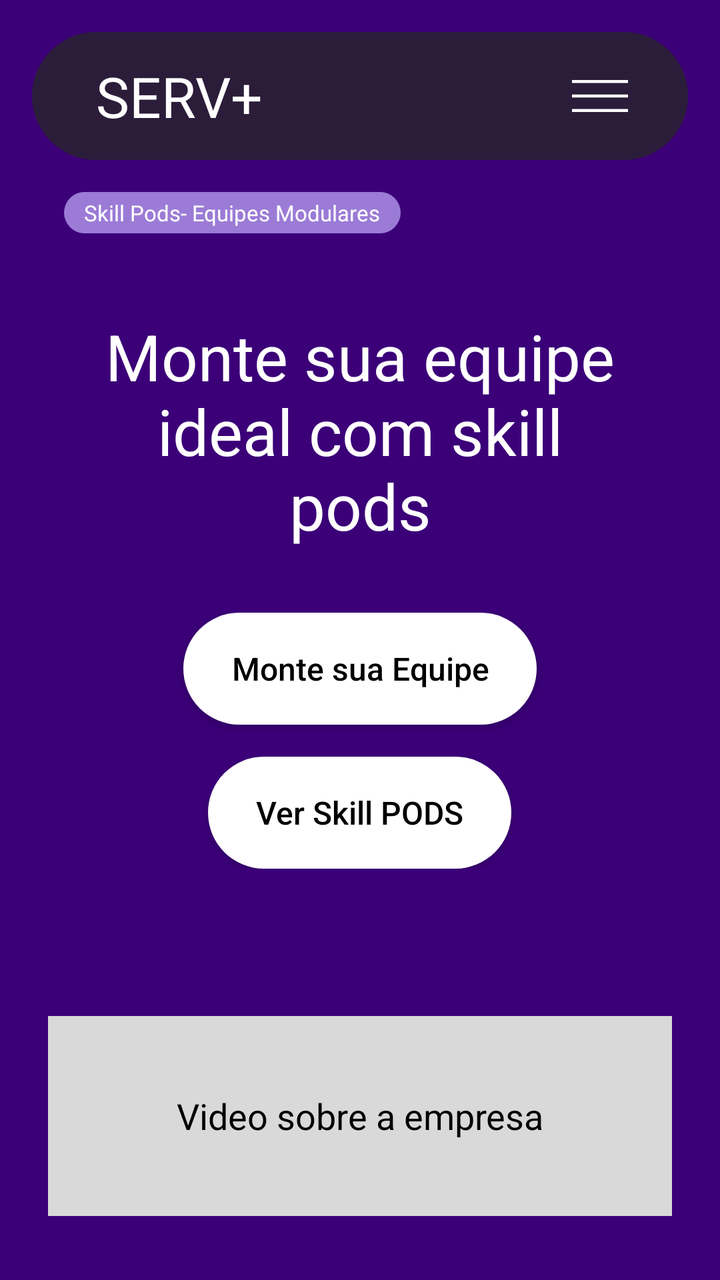
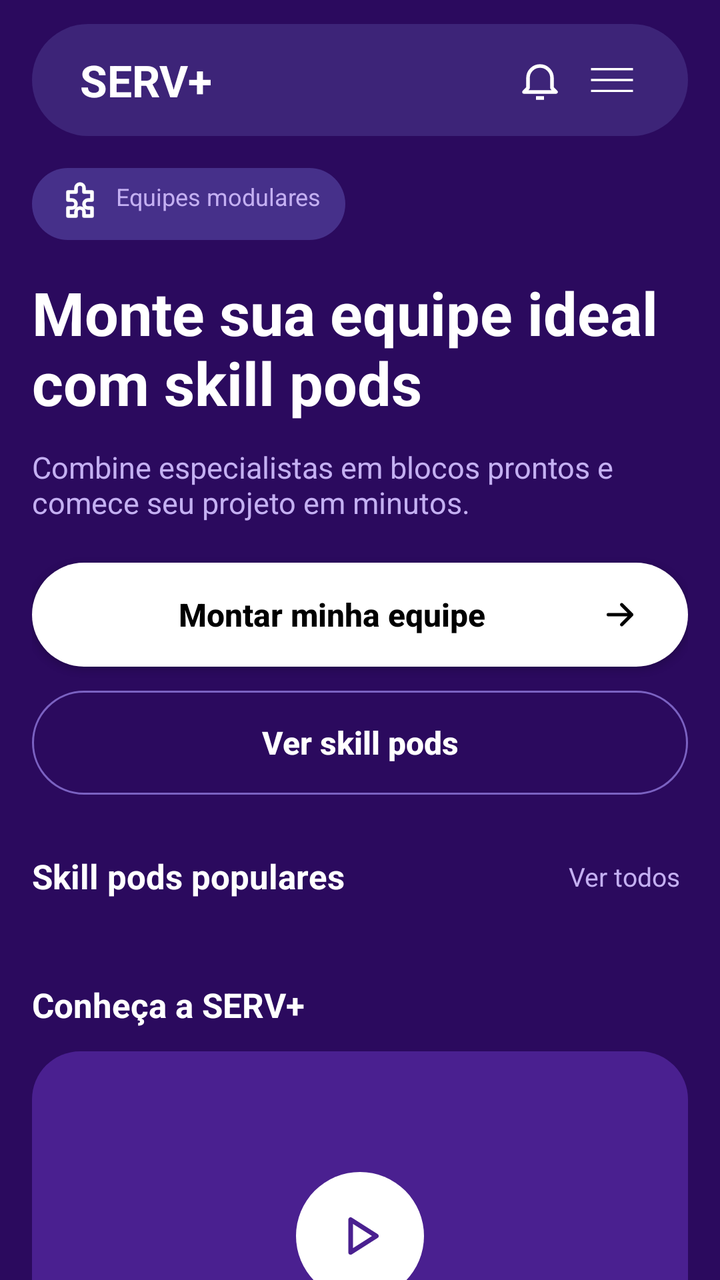

Compare the two renders of this Android layout. The source of the first and the diff that turns it into the second are given below.
<!-- AndroidManifest.xml: application theme Theme.PiMobile -->
<!-- res/layout/activity_home.xml -->
<?xml version="1.0" encoding="utf-8"?>
<androidx.constraintlayout.widget.ConstraintLayout
    xmlns:android="http://schemas.android.com/apk/res/android"
    xmlns:app="http://schemas.android.com/apk/res-auto"
    android:layout_width="match_parent"
    android:layout_height="match_parent"
    android:background="@color/fundo_escuro"
    android:padding="16dp">

    
    <androidx.constraintlayout.widget.ConstraintLayout
        android:id="@+id/barraTopo"
        android:layout_width="0dp"
        android:layout_height="64dp"
        android:background="@drawable/bg_barra_topo"
        android:paddingStart="32dp"
        android:paddingEnd="24dp"
        app:layout_constraintEnd_toEndOf="parent"
        app:layout_constraintStart_toStartOf="parent"
        app:layout_constraintTop_toTopOf="parent">

        <TextView
            android:layout_width="wrap_content"
            android:layout_height="wrap_content"
            android:text="SERV+"
            android:textColor="@color/branco"
            android:textSize="28sp"
            app:layout_constraintBottom_toBottomOf="parent"
            app:layout_constraintStart_toStartOf="parent"
            app:layout_constraintTop_toTopOf="parent" />

        <ImageView
            android:id="@+id/btnMenu"
            android:layout_width="40dp"
            android:layout_height="40dp"
            android:padding="4dp"
            android:src="@drawable/ic_menu"
            android:contentDescription="Menu"
            app:layout_constraintBottom_toBottomOf="parent"
            app:layout_constraintEnd_toEndOf="parent"
            app:layout_constraintTop_toTopOf="parent" />
    </androidx.constraintlayout.widget.ConstraintLayout>

    
    <TextView
        android:id="@+id/tagSkillPods"
        android:layout_width="wrap_content"
        android:layout_height="wrap_content"
        android:layout_marginStart="16dp"
        android:layout_marginTop="16dp"
        android:background="@drawable/bg_tag"
        android:paddingHorizontal="10dp"
        android:paddingVertical="3dp"
        android:text="Skill Pods- Equipes Modulares"
        android:textColor="@color/branco"
        android:textSize="11sp"
        app:layout_constraintStart_toStartOf="parent"
        app:layout_constraintTop_toBottomOf="@id/barraTopo" />

    
    <TextView
        android:id="@+id/txtTitulo"
        android:layout_width="0dp"
        android:layout_height="wrap_content"
        android:layout_marginStart="24dp"
        android:layout_marginTop="40dp"
        android:layout_marginEnd="24dp"
        android:gravity="center"
        android:text="Monte sua equipe ideal com skill pods"
        android:textColor="@color/branco"
        android:textSize="32sp"
        app:layout_constraintEnd_toEndOf="parent"
        app:layout_constraintStart_toStartOf="parent"
        app:layout_constraintTop_toBottomOf="@id/tagSkillPods" />

    
    <LinearLayout
        android:layout_width="0dp"
        android:layout_height="wrap_content"
        android:layout_marginTop="32dp"
        android:gravity="center_horizontal"
        android:orientation="vertical"
        app:layout_constraintEnd_toEndOf="parent"
        app:layout_constraintStart_toStartOf="parent"
        app:layout_constraintTop_toBottomOf="@id/txtTitulo">

        <androidx.appcompat.widget.AppCompatButton
            android:id="@+id/btnMonteEquipe"
            android:layout_width="wrap_content"
            android:layout_height="56dp"
            android:background="@drawable/bg_botao_branco"
            android:minWidth="170dp"
            android:paddingHorizontal="24dp"
            android:text="Monte sua Equipe"
            android:textAllCaps="false"
            android:textColor="@color/preto"
            android:textSize="16sp" />

        <androidx.appcompat.widget.AppCompatButton
            android:id="@+id/btnVerSkillPods"
            android:layout_width="wrap_content"
            android:layout_height="56dp"
            android:layout_marginTop="16dp"
            android:background="@drawable/bg_botao_branco"
            android:minWidth="135dp"
            android:paddingHorizontal="24dp"
            android:text="Ver Skill PODS"
            android:textAllCaps="false"
            android:textColor="@color/preto"
            android:textSize="16sp" />
    </LinearLayout>

    
    <FrameLayout
        android:id="@+id/containerVideo"
        android:layout_width="0dp"
        android:layout_height="100dp"
        android:layout_marginStart="8dp"
        android:layout_marginEnd="8dp"
        android:layout_marginBottom="16dp"
        android:background="@drawable/bg_video"
        app:layout_constraintBottom_toBottomOf="parent"
        app:layout_constraintEnd_toEndOf="parent"
        app:layout_constraintStart_toStartOf="parent">

        <TextView
            android:layout_width="wrap_content"
            android:layout_height="wrap_content"
            android:layout_gravity="center"
            android:text="Video sobre a empresa"
            android:textColor="@color/preto"
            android:textSize="18sp" />
    </FrameLayout>

</androidx.constraintlayout.widget.ConstraintLayout>
<!-- resources referenced by this layout -->
<resources>
  <color name="branco">#FFFFFF</color>
  <color name="fundo_escuro">#3B0078</color>
  <color name="preto">#000000</color>
  <!-- drawable bg_barra_topo (drawable) -->
  <?xml version="1.0" encoding="utf-8"?>
  <shape xmlns:android="http://schemas.android.com/apk/res/android">
      <solid android:color="@color/barra_topo" />
      <corners android:radius="40dp" />
  </shape>
  <!-- drawable bg_tag (drawable) -->
  <?xml version="1.0" encoding="utf-8"?>
  <shape xmlns:android="http://schemas.android.com/apk/res/android">
      <solid android:color="@color/roxo_tag" />
      <corners android:radius="50dp" />
  </shape>
  <!-- drawable bg_video (drawable) -->
  <?xml version="1.0" encoding="utf-8"?>
  <shape xmlns:android="http://schemas.android.com/apk/res/android">
      <solid android:color="@color/cinza_video" />
  </shape>
  <color name="roxo_tag">#9B7BD6</color>
  <color name="cinza_video">#D9D9D9</color>
  <!-- unchanged entries left out for length: 5 -->
</resources>

<!-- the commit's change to res/layout/activity_home.xml (unified diff, before → after) -->
@@ -1,135 +1,337 @@
 <?xml version="1.0" encoding="utf-8"?>
-<androidx.constraintlayout.widget.ConstraintLayout
+<androidx.drawerlayout.widget.DrawerLayout
     xmlns:android="http://schemas.android.com/apk/res/android"
     xmlns:app="http://schemas.android.com/apk/res-auto"
+    android:id="@+id/drawerLayout"
+    android:layout_width="match_parent"
+    android:layout_height="match_parent">
+
+    <androidx.constraintlayout.widget.ConstraintLayout
+        android:id="@+id/conteudoPrincipal"
+        android:layout_width="match_parent"
+        android:layout_height="match_parent"
+        android:background="@color/home_fundo">
+
+        
+        <LinearLayout
+            android:id="@+id/barraTopo"
+            android:layout_width="0dp"
+            android:layout_height="56dp"
+            android:layout_marginStart="16dp"
+            android:layout_marginTop="12dp"
+            android:layout_marginEnd="16dp"
+            android:background="@drawable/bg_barra_home"
+            android:gravity="center_vertical"
+            android:orientation="horizontal"
+            android:paddingStart="24dp"
+            android:paddingEnd="20dp"
+            app:layout_constraintEnd_toEndOf="parent"
+            app:layout_constraintStart_toStartOf="parent"
+            app:layout_constraintTop_toTopOf="parent">
+
+            <TextView
+                android:layout_width="0dp"
+                android:layout_height="wrap_content"
+                android:layout_weight="1"
+                android:text="SERV+"
+                android:textColor="@color/branco"
+                android:textSize="22sp"
+                android:textStyle="bold" />
+
+            <ImageView
+                android:id="@+id/btnNotificacoes"
+                android:layout_width="36dp"
+                android:layout_height="36dp"
+                android:contentDescription="Notificações"
+                android:padding="6dp"
+                android:src="@drawable/ic_bell" />
+
+            <ImageView
+                android:id="@+id/btnMenu"
+                android:layout_width="36dp"
+                android:layout_height="36dp"
+                android:contentDescription="Menu"
+                android:padding="6dp"
+                android:src="@drawable/ic_menu" />
+        </LinearLayout>
+
+        
+        <ScrollView
+            android:layout_width="0dp"
+            android:layout_height="0dp"
+            android:fillViewport="true"
+            android:scrollbars="none"
+            app:layout_constraintBottom_toBottomOf="parent"
+            app:layout_constraintEnd_toEndOf="parent"
+            app:layout_constraintStart_toStartOf="parent"
+            app:layout_constraintTop_toBottomOf="@id/barraTopo">
+
+            <LinearLayout
+                android:layout_width="match_parent"
+                android:layout_height="wrap_content"
+                android:orientation="vertical"
+                android:padding="16dp">
+
+                
+                <TextView
+                    android:id="@+id/tagSkillPods"
+                    android:layout_width="wrap_content"
+                    android:layout_height="wrap_content"
+                    android:background="@drawable/bg_tag_home"
+                    android:drawableStart="@drawable/ic_pods"
+                    android:drawablePadding="6dp"
+                    android:paddingHorizontal="12dp"
+                    android:paddingVertical="6dp"
+                    android:text="Equipes modulares"
+                    android:textColor="@color/texto_lilas"
+                    android:textSize="12sp" />
+
+                
+                <TextView
+                    android:id="@+id/txtTitulo"
+                    android:layout_width="match_parent"
+                    android:layout_height="wrap_content"
+                    android:layout_marginTop="16dp"
+                    android:text="Monte sua equipe ideal com skill pods"
+                    android:textColor="@color/branco"
+                    android:textSize="30sp"
+                    android:textStyle="bold" />
+
+                
+                <TextView
+                    android:layout_width="match_parent"
+                    android:layout_height="wrap_content"
+                    android:layout_marginTop="12dp"
+                    android:text="Combine especialistas em blocos prontos e comece seu projeto em minutos."
+                    android:textColor="@color/texto_lilas"
+                    android:textSize="15sp" />
+
+                
+                <androidx.appcompat.widget.AppCompatButton
+                    android:id="@+id/btnMonteEquipe"
+                    android:layout_width="match_parent"
+                    android:layout_height="52dp"
+                    android:layout_marginTop="20dp"
+                    android:background="@drawable/bg_botao_branco"
+                    android:drawableEnd="@drawable/ic_arrow_right_dark"
+                    android:drawablePadding="8dp"
+                    android:paddingHorizontal="24dp"
+                    android:text="Montar minha equipe"
+                    android:textAllCaps="false"
+                    android:textColor="@color/preto"
+                    android:textSize="16sp"
+                    android:textStyle="bold" />
+
+                <androidx.appcompat.widget.AppCompatButton
+                    android:id="@+id/btnVerSkillPods"
+                    android:layout_width="match_parent"
+                    android:layout_height="52dp"
+                    android:layout_marginTop="12dp"
+                    android:background="@drawable/bg_botao_outline_home"
+                    android:text="Ver skill pods"
+                    android:textAllCaps="false"
+                    android:textColor="@color/branco"
+                    android:textSize="16sp"
+                    android:textStyle="bold" />
+
+                
+                <LinearLayout
+                    android:layout_width="match_parent"
+                    android:layout_height="wrap_content"
+                    android:layout_marginTop="28dp"
+                    android:gravity="center_vertical"
+                    android:orientation="horizontal">
+
+                    <TextView
+                        android:layout_width="0dp"
+                        android:layout_height="wrap_content"
+                        android:layout_weight="1"
+                        android:text="Skill pods populares"
+                        android:textColor="@color/branco"
+                        android:textSize="17sp"
+                        android:textStyle="bold" />
+
+                    <TextView
+                        android:id="@+id/txtVerTodos"
+                        android:layout_width="wrap_content"
+                        android:layout_height="wrap_content"
+                        android:padding="4dp"
+                        android:text="Ver todos"
+                        android:textColor="@color/texto_lilas"
+                        android:textSize="13sp" />
+                </LinearLayout>
+
+                <HorizontalScrollView
+                    android:layout_width="match_parent"
+                    android:layout_height="wrap_content"
+                    android:layout_marginTop="12dp"
+                    android:scrollbars="none">
+
+                    
+                    <LinearLayout
+                        android:id="@+id/listaPodsPopulares"
+                        android:layout_width="wrap_content"
+                        android:layout_height="wrap_content"
+                        android:orientation="horizontal" />
+                </HorizontalScrollView>
+
+                
+                <TextView
+                    android:layout_width="match_parent"
+                    android:layout_height="wrap_content"
+                    android:layout_marginTop="28dp"
+                    android:text="Conheça a SERV+"
+                    android:textColor="@color/branco"
+                    android:textSize="17sp"
+                    android:textStyle="bold" />
+
+                
+                <androidx.constraintlayout.widget.ConstraintLayout
+                    android:layout_width="match_parent"
+                    android:layout_height="wrap_content"
+                    android:layout_marginTop="12dp">
+
+                    <FrameLayout
+                        android:id="@+id/containerVideo"
+                        android:layout_width="0dp"
+                        android:layout_height="0dp"
+                        android:background="@drawable/bg_card_video"
+                        app:layout_constraintBottom_toBottomOf="parent"
+                        app:layout_constraintDimensionRatio="16:9"
+                        app:layout_constraintEnd_toEndOf="parent"
+                        app:layout_constraintStart_toStartOf="parent"
+                        app:layout_constraintTop_toTopOf="parent">
+
+                        <VideoView
+                            android:id="@+id/videoEmpresa"
+                            android:layout_width="match_parent"
+                            android:layout_height="match_parent"
+                            android:layout_gravity="center"
+                            android:visibility="gone" />
+
+                        <FrameLayout
+                            android:id="@+id/capaVideo"
+                            android:layout_width="match_parent"
+                            android:layout_height="match_parent">
+
+                            <FrameLayout
+                                android:layout_width="64dp"
+                                android:layout_height="64dp"
+                                android:layout_gravity="center"
+                                android:background="@drawable/bg_circulo_play">
+
+                                <ImageView
+                                    android:id="@+id/btnPlay"
+                                    android:layout_width="28dp"
+                                    android:layout_height="28dp"
+                                    android:layout_gravity="center"
+                                    android:contentDescription="Reproduzir vídeo"
+                                    android:src="@drawable/ic_play" />
+                            </FrameLayout>
+
+                            <TextView
+                                android:layout_width="wrap_content"
+                                android:layout_height="wrap_content"
+                                android:layout_gravity="bottom|start"
+                                android:layout_margin="14dp"
+                                android:text="Vídeo sobre a empresa"
+                                android:textColor="@color/texto_lilas"
+                                android:textSize="12sp" />
+                        </FrameLayout>
+                    </FrameLayout>
+                </androidx.constraintlayout.widget.ConstraintLayout>
+
+            </LinearLayout>
+        </ScrollView>
+
+    </androidx.constraintlayout.widget.ConstraintLayout>
+
+    
+    <include
+        layout="@layout/menu_lateral"
+        android:layout_width="240dp"
+        android:layout_height="match_parent"
+        android:layout_gravity="end" />
+
+</androidx.drawerlayout.widget.DrawerLayout>
+<!-- res/layout/menu_lateral.xml (included above) -->
+<?xml version="1.0" encoding="utf-8"?>
+<LinearLayout
+    xmlns:android="http://schemas.android.com/apk/res/android"
     android:layout_width="match_parent"
     android:layout_height="match_parent"
-    android:background="@color/fundo_escuro"
-    android:padding="16dp">
-
-    
-    <androidx.constraintlayout.widget.ConstraintLayout
-        android:id="@+id/barraTopo"
-        android:layout_width="0dp"
-        android:layout_height="64dp"
-        android:background="@drawable/bg_barra_topo"
-        android:paddingStart="32dp"
-        android:paddingEnd="24dp"
-        app:layout_constraintEnd_toEndOf="parent"
-        app:layout_constraintStart_toStartOf="parent"
-        app:layout_constraintTop_toTopOf="parent">
-
-        <TextView
-            android:layout_width="wrap_content"
-            android:layout_height="wrap_content"
-            android:text="SERV+"
-            android:textColor="@color/branco"
-            android:textSize="28sp"
-            app:layout_constraintBottom_toBottomOf="parent"
-            app:layout_constraintStart_toStartOf="parent"
-            app:layout_constraintTop_toTopOf="parent" />
-
-        <ImageView
-            android:id="@+id/btnMenu"
-            android:layout_width="40dp"
-            android:layout_height="40dp"
-            android:padding="4dp"
-            android:src="@drawable/ic_menu"
-            android:contentDescription="Menu"
-            app:layout_constraintBottom_toBottomOf="parent"
-            app:layout_constraintEnd_toEndOf="parent"
-            app:layout_constraintTop_toTopOf="parent" />
-    </androidx.constraintlayout.widget.ConstraintLayout>
-
-    
-    <TextView
-        android:id="@+id/tagSkillPods"
-        android:layout_width="wrap_content"
-        android:layout_height="wrap_content"
-        android:layout_marginStart="16dp"
-        android:layout_marginTop="16dp"
-        android:background="@drawable/bg_tag"
-        android:paddingHorizontal="10dp"
-        android:paddingVertical="3dp"
-        android:text="Skill Pods- Equipes Modulares"
-        android:textColor="@color/branco"
-        android:textSize="11sp"
-        app:layout_constraintStart_toStartOf="parent"
-        app:layout_constraintTop_toBottomOf="@id/barraTopo" />
-
-    
-    <TextView
-        android:id="@+id/txtTitulo"
-        android:layout_width="0dp"
-        android:layout_height="wrap_content"
-        android:layout_marginStart="24dp"
-        android:layout_marginTop="40dp"
-        android:layout_marginEnd="24dp"
-        android:gravity="center"
-        android:text="Monte sua equipe ideal com skill pods"
-        android:textColor="@color/branco"
-        android:textSize="32sp"
-        app:layout_constraintEnd_toEndOf="parent"
-        app:layout_constraintStart_toStartOf="parent"
-        app:layout_constraintTop_toBottomOf="@id/tagSkillPods" />
-
-    
-    <LinearLayout
-        android:layout_width="0dp"
-        android:layout_height="wrap_content"
-        android:layout_marginTop="32dp"
-        android:gravity="center_horizontal"
-        android:orientation="vertical"
-        app:layout_constraintEnd_toEndOf="parent"
-        app:layout_constraintStart_toStartOf="parent"
-        app:layout_constraintTop_toBottomOf="@id/txtTitulo">
-
-        <androidx.appcompat.widget.AppCompatButton
-            android:id="@+id/btnMonteEquipe"
-            android:layout_width="wrap_content"
-            android:layout_height="56dp"
-            android:background="@drawable/bg_botao_branco"
-            android:minWidth="170dp"
-            android:paddingHorizontal="24dp"
-            android:text="Monte sua Equipe"
-            android:textAllCaps="false"
-            android:textColor="@color/preto"
-            android:textSize="16sp" />
-
-        <androidx.appcompat.widget.AppCompatButton
-            android:id="@+id/btnVerSkillPods"
-            android:layout_width="wrap_content"
-            android:layout_height="56dp"
-            android:layout_marginTop="16dp"
-            android:background="@drawable/bg_botao_branco"
-            android:minWidth="135dp"
-            android:paddingHorizontal="24dp"
-            android:text="Ver Skill PODS"
-            android:textAllCaps="false"
-            android:textColor="@color/preto"
-            android:textSize="16sp" />
-    </LinearLayout>
-
-    
-    <FrameLayout
-        android:id="@+id/containerVideo"
-        android:layout_width="0dp"
-        android:layout_height="100dp"
-        android:layout_marginStart="8dp"
-        android:layout_marginEnd="8dp"
-        android:layout_marginBottom="16dp"
-        android:background="@drawable/bg_video"
-        app:layout_constraintBottom_toBottomOf="parent"
-        app:layout_constraintEnd_toEndOf="parent"
-        app:layout_constraintStart_toStartOf="parent">
-
-        <TextView
-            android:layout_width="wrap_content"
-            android:layout_height="wrap_content"
-            android:layout_gravity="center"
-            android:text="Video sobre a empresa"
-            android:textColor="@color/preto"
-            android:textSize="18sp" />
-    </FrameLayout>
-
-</androidx.constraintlayout.widget.ConstraintLayout>
+    android:background="@color/barra_topo"
+    android:clickable="true"
+    android:focusable="true"
+    android:gravity="center_horizontal"
+    android:orientation="vertical"
+    android:paddingTop="72dp"
+    android:paddingHorizontal="16dp">
+
+    <TextView
+        android:id="@+id/menuInicio"
+        android:layout_width="wrap_content"
+        android:layout_height="wrap_content"
+        android:padding="12dp"
+        android:text="Início"
+        android:textColor="@color/branco"
+        android:textSize="16sp" />
+
+    <TextView
+        android:id="@+id/menuServicos"
+        android:layout_width="wrap_content"
+        android:layout_height="wrap_content"
+        android:padding="12dp"
+        android:text="Serviços"
+        android:textColor="@color/branco"
+        android:textSize="16sp" />
+
+    <TextView
+        android:id="@+id/menuSkillPods"
+        android:layout_width="wrap_content"
+        android:layout_height="wrap_content"
+        android:padding="12dp"
+        android:text="Skill Pods"
+        android:textColor="@color/branco"
+        android:textSize="16sp" />
+
+    <TextView
+        android:id="@+id/menuAdm"
+        android:layout_width="wrap_content"
+        android:layout_height="wrap_content"
+        android:padding="12dp"
+        android:text="ADM"
+        android:textColor="@color/branco"
+        android:textSize="16sp" />
+
+    <TextView
+        android:id="@+id/menuMonteEquipe"
+        android:layout_width="wrap_content"
+        android:layout_height="wrap_content"
+        android:padding="12dp"
+        android:text="Monte sua Equipe"
+        android:textColor="@color/branco"
+        android:textSize="16sp" />
+
+    <androidx.appcompat.widget.AppCompatButton
+        android:id="@+id/menuEntrar"
+        android:layout_width="match_parent"
+        android:layout_height="40dp"
+        android:layout_marginTop="24dp"
+        android:background="@drawable/bg_botao"
+        android:text="Entrar"
+        android:textAllCaps="false"
+        android:textColor="@color/branco"
+        android:textSize="16sp" />
+
+    <androidx.appcompat.widget.AppCompatButton
+        android:id="@+id/menuCadastrar"
+        android:layout_width="match_parent"
+        android:layout_height="40dp"
+        android:layout_marginTop="12dp"
+        android:background="@drawable/bg_botao"
+        android:text="Cadastrar-se"
+        android:textAllCaps="false"
+        android:textColor="@color/branco"
+        android:textSize="16sp" />
+</LinearLayout>
<!-- resource entries referenced after the edit -->
@@ -1,27 +1,102 @@
 <!-- resources referenced by this layout -->
 <resources>
   <color name="branco">#FFFFFF</color>
-  <color name="fundo_escuro">#3B0078</color>
+  <color name="home_fundo">#2B0A5E</color>
   <color name="preto">#000000</color>
-  <!-- drawable bg_barra_topo (drawable) -->
+  <color name="texto_lilas">#C4B0F2</color>
+  <!-- drawable bg_barra_home (drawable) -->
   <?xml version="1.0" encoding="utf-8"?>
   <shape xmlns:android="http://schemas.android.com/apk/res/android">
-      <solid android:color="@color/barra_topo" />
+      <solid android:color="@color/home_barra" />
       <corners android:radius="40dp" />
   </shape>
-  <!-- drawable bg_tag (drawable) -->
+  <!-- drawable bg_botao (drawable) -->
   <?xml version="1.0" encoding="utf-8"?>
   <shape xmlns:android="http://schemas.android.com/apk/res/android">
-      <solid android:color="@color/roxo_tag" />
+      <solid android:color="@color/roxo_botao" />
       <corners android:radius="50dp" />
   </shape>
-  <!-- drawable bg_video (drawable) -->
+  <!-- drawable bg_botao_outline_home (drawable) -->
   <?xml version="1.0" encoding="utf-8"?>
   <shape xmlns:android="http://schemas.android.com/apk/res/android">
-      <solid android:color="@color/cinza_video" />
+      <solid android:color="#00000000" />
+      <stroke android:width="1dp" android:color="@color/borda_outline" />
+      <corners android:radius="50dp" />
   </shape>
-  <color name="roxo_tag">#9B7BD6</color>
-  <color name="cinza_video">#D9D9D9</color>
+  <!-- drawable bg_card_video (drawable) -->
+  <?xml version="1.0" encoding="utf-8"?>
+  <shape xmlns:android="http://schemas.android.com/apk/res/android">
+      <solid android:color="@color/home_card_video" />
+      <corners android:radius="24dp" />
+  </shape>
+  <!-- drawable bg_circulo_play (drawable) -->
+  <?xml version="1.0" encoding="utf-8"?>
+  <shape xmlns:android="http://schemas.android.com/apk/res/android"
+      android:shape="oval">
+      <solid android:color="@color/branco" />
+  </shape>
+  <!-- drawable bg_tag_home (drawable) -->
+  <?xml version="1.0" encoding="utf-8"?>
+  <shape xmlns:android="http://schemas.android.com/apk/res/android">
+      <solid android:color="@color/home_tag" />
+      <corners android:radius="50dp" />
+  </shape>
+  <!-- drawable ic_arrow_right_dark (drawable) -->
+  <?xml version="1.0" encoding="utf-8"?>
+  <vector xmlns:android="http://schemas.android.com/apk/res/android"
+      android:width="20dp"
+      android:height="20dp"
+      android:viewportWidth="24"
+      android:viewportHeight="24">
+      <path
+          android:fillColor="#00000000"
+          android:pathData="M5,12h14 M13,6l6,6l-6,6"
+          android:strokeColor="#000000"
+          android:strokeLineCap="round"
+          android:strokeLineJoin="round"
+          android:strokeWidth="2" />
+  </vector>
+  <!-- drawable ic_bell (drawable) -->
+  <?xml version="1.0" encoding="utf-8"?>
+  <vector xmlns:android="http://schemas.android.com/apk/res/android"
+      android:width="24dp" android:height="24dp"
+      android:viewportWidth="24" android:viewportHeight="24">
+      <path
+          android:fillColor="#00000000"
+          android:pathData="M6,16V11a6,6 0 0,1 12,0v5l2,2H4z M10,21h4"
+          android:strokeColor="#FFFFFF"
+          android:strokeLineJoin="round"
+          android:strokeWidth="1.8" />
+  </vector>
+  <!-- drawable ic_play (drawable) -->
+  <?xml version="1.0" encoding="utf-8"?>
+  <vector xmlns:android="http://schemas.android.com/apk/res/android"
+      android:width="28dp" android:height="28dp"
+      android:viewportWidth="24" android:viewportHeight="24">
+      <path
+          android:fillColor="#00000000"
+          android:pathData="M8,5v14l11,-7z"
+          android:strokeColor="@color/home_card_video"
+          android:strokeLineJoin="round"
+          android:strokeWidth="2" />
+  </vector>
+  <!-- drawable ic_pods (drawable) -->
+  <?xml version="1.0" encoding="utf-8"?>
+  <vector xmlns:android="http://schemas.android.com/apk/res/android"
+      android:width="24dp" android:height="24dp"
+      android:viewportWidth="24" android:viewportHeight="24">
+      <path
+          android:fillColor="#00000000"
+          android:pathData="M10,4a2,2 0 1,1 4,0v2h4v4h-2a2,2 0 1,0 0,4h2v4h-4v-2a2,2 0 1,0 -4,0v2H6v-4h2a2,2 0 1,0 0,-4H6V6h4z"
+          android:strokeColor="#FFFFFF"
+          android:strokeLineJoin="round"
+          android:strokeWidth="1.8" />
+  </vector>
+  <color name="home_barra">#3D2478</color>
+  <color name="roxo_botao">#6200FF</color>
+  <color name="borda_outline">#7B62C2</color>
+  <color name="home_card_video">#4A2090</color>
+  <color name="home_tag">#46308A</color>
   <!-- unchanged entries left out for length: 5 -->
 </resources>
 
